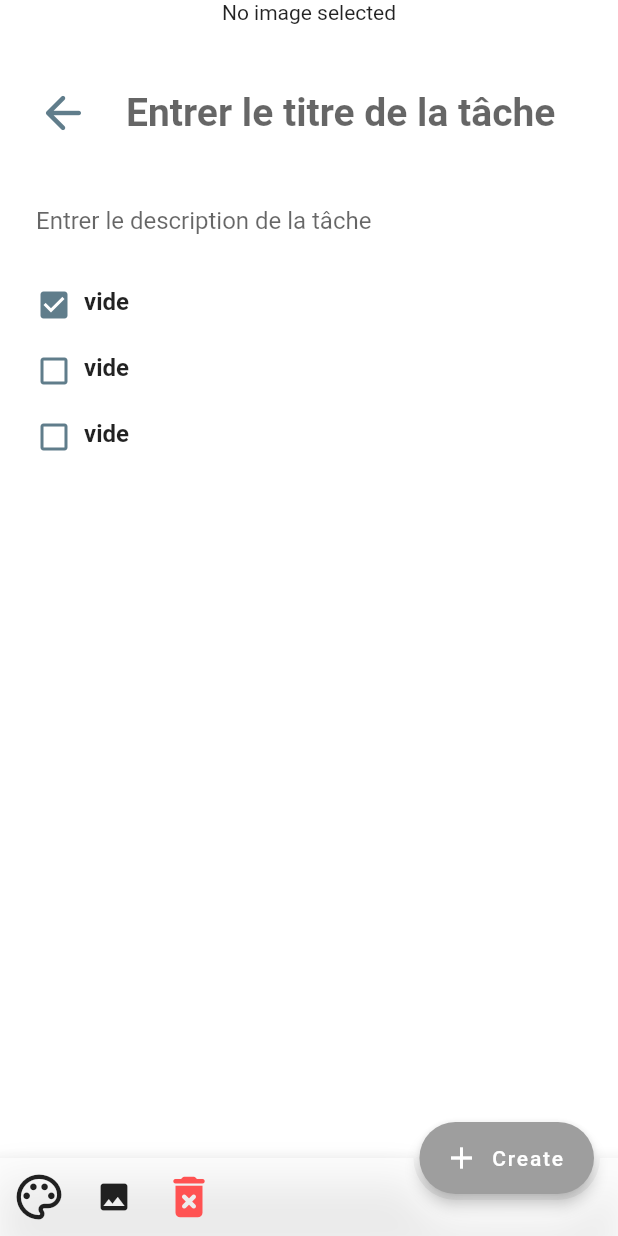
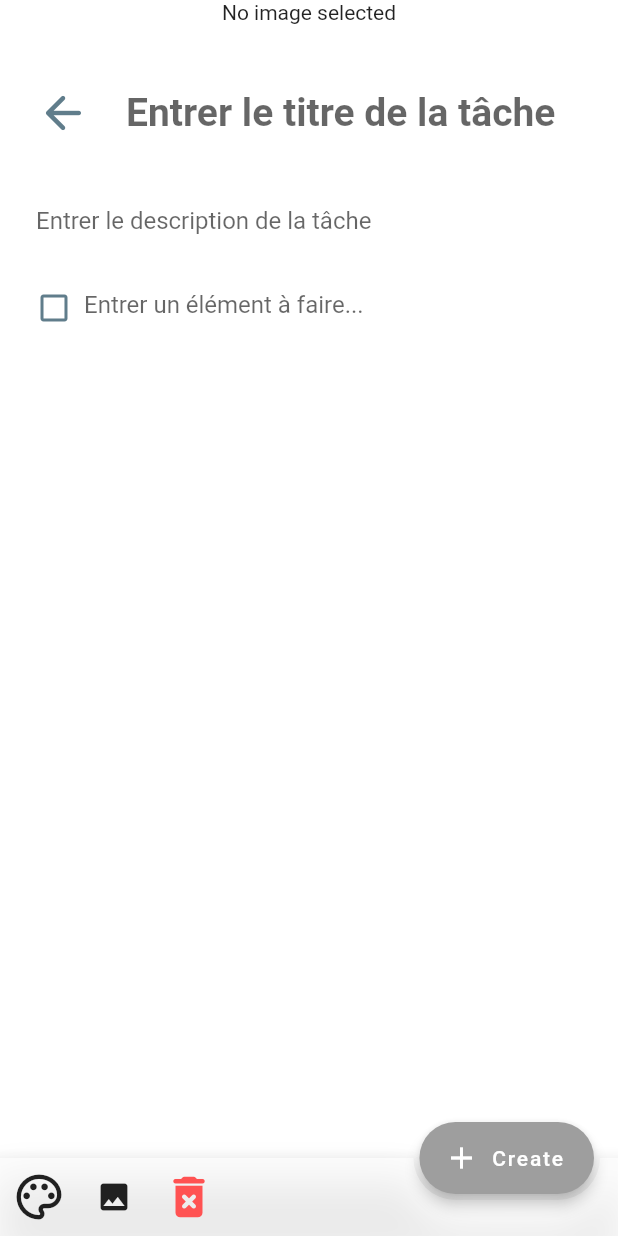
Before and after one commit to arturribeiro10/projetflutter_nam, a Flutter app: the screen it shows after launch, after a tap on the "add box" icon, on a phone screen of 412 x 824 dp. Run offline on Flutter 3.47's test engine with Material 2 defaults, Android fonts, the phone set to English and light mode, and no system bars; our stand-ins replace firebase_core, flutter_colorpicker, image_picker; accounts and stored records are empty.

Commit message:
résolution de conflits entre deux branches
ajout de la config firebase

```diff
--- a/lib/main.dart
+++ b/lib/main.dart
@@ -4,7 +4,16 @@ import 'package:firebase_core/firebase_core.dart';
 
 Future main() async {
   WidgetsFlutterBinding.ensureInitialized();
-  await Firebase.initializeApp();
+  await Firebase.initializeApp(
+    options: const FirebaseOptions(
+        apiKey: "AIzaSyCpy--HOlNdwSwhcXDphTZFtXCSmw4k48Y", //OK
+        authDomain: "projetflutter-68f31.firebaseapp.com", //OK
+        projectId: "projetflutter-68f31", //OK
+        storageBucket: "projetflutter-68f31.appspot.com", //OK
+        messagingSenderId: "979644075751", //OK
+        appId: "1:979644075751:android:f664f22d8a3a4cbe3a5c42" //OK
+    ),
+  );
   runApp(MyApp());
   //mettre le notifier provider le plus proche possible du runApp
 }
--- a/lib/screens/homepage.dart
+++ b/lib/screens/homepage.dart
@@ -47,14 +47,47 @@ class _HomepageState extends State<Homepage> {
                 Expanded(
                   child: ListView(
                     children: [
-                      TaskCardWidget(
-                          title: "Get Started",
-                          desc: "hello user - description"),
-                      TaskCardWidget(
-                        title: "vide",
-                        desc: "vide",
+                      GestureDetector(
+                        onTap: () {
+                          Navigator.push(
+                              context,
+                              MaterialPageRoute(
+                                  builder: (context) => const Taskpage(id: 0,)
+                              )
+                          );
+                        },
+                        child: TaskCardWidget(
+                            title: "Première tâche",
+                            desc: "mettre en place flutter"),
                       ),
-                      TaskCardWidget(title: "vifde", desc: "dafdesc")
+                      GestureDetector(
+                        onTap: () {
+                          Navigator.push(
+                              context,
+                              MaterialPageRoute(
+                                  builder: (context) => const Taskpage(id: 1,)
+                              )
+                          );
+                        },
+                        child: TaskCardWidget(
+                          title: "Deuxième tâche",
+                          desc: "créer unt tâche",
+                        ),
+                      ),
+                      GestureDetector(
+                        onTap: () {
+                          Navigator.push(
+                              context,
+                              MaterialPageRoute(
+                                  builder: (context) => const Taskpage(id: 2,)
+                              )
+                          );
+                        },
+                        child: TaskCardWidget(
+                            title: "Troisième tâche",
+                            desc: "rendre les tâches dynamiques"
+                        ),
+                      ),
                     ],
                   ),
                 )
@@ -68,7 +101,7 @@ class _HomepageState extends State<Homepage> {
                     Navigator.push(
                       context,
                       MaterialPageRoute(
-                          builder: (context) => Taskpage()
+                          builder: (context) => Taskpage(id: 0,)
                       ),
                     );
                   },
--- a/lib/screens/taskpage.dart
+++ b/lib/screens/taskpage.dart
@@ -9,7 +9,8 @@ import 'dart:io';
 import 'homepage.dart';
 
 class Taskpage extends StatefulWidget {
-  const Taskpage({Key? key}) : super(key: key);
+  const Taskpage({Key? key, required this.id}) : super(key: key);
+  final int id;
 
   @override
   State<Taskpage> createState() => _TaskpageState();
@@ -18,6 +19,17 @@ class Taskpage extends StatefulWidget {
 class _TaskpageState extends State<Taskpage> {
   Color myColor = Colors.white;
   File? image;
+
+  String _taskTitle = '';
+
+  void initState(){
+    print("ID de la tâche: ${widget.id}");
+    if(widget.id != null){
+      _taskTitle = "nouveau";
+    }
+
+    super.initState();
+  }
 
   //Méthodes pour l'image picker
   Future pickImage(ImageSource source) async {
@@ -71,8 +83,11 @@ class _TaskpageState extends State<Taskpage> {
                             ),
                           ),
                         ),
-                        const Expanded(
+                        Expanded(
                             child: TextField(
+                              onSubmitted: (value){
+                                print("nom de la tâche: $value");
+                              },
                           decoration: InputDecoration(
                             hintText: "Entrer le titre de la tâche",
                             border: InputBorder.none,
@@ -99,9 +114,40 @@ class _TaskpageState extends State<Taskpage> {
                           )),
                     ),
                   ),
-                  ToDoWidget("vide", true),
-                  ToDoWidget("vide", false),
-                  ToDoWidget("vide", false),
+                  Column(
+                    children: [
+                      Padding(
+                        padding: const EdgeInsets.symmetric(
+                          horizontal: 24.0,
+                        ),
+                        child: Row(
+                          children: [
+                            Container(
+                              width: 20.0,
+                              height: 20.0,
+                              margin: const EdgeInsets.only(
+                                right: 12.0,
+                              ),
+                              child: const Icon(
+                                Icons.check_box_outline_blank,
+                                color: Colors.blueGrey,
+                                size: 24.0,
+                              ),
+                            ),
+                            Expanded(
+                                child: TextField(
+                                  onSubmitted: (value){
+                                  },
+                                  decoration: const InputDecoration(
+                                    hintText: "Entrer un élément à faire...",
+                                    border: InputBorder.none,
+                                  ),
+                                ))
+                          ],
+                        ),
+                      )
+                    ],
+                  )
                 ],
               ),
             ]),
```
